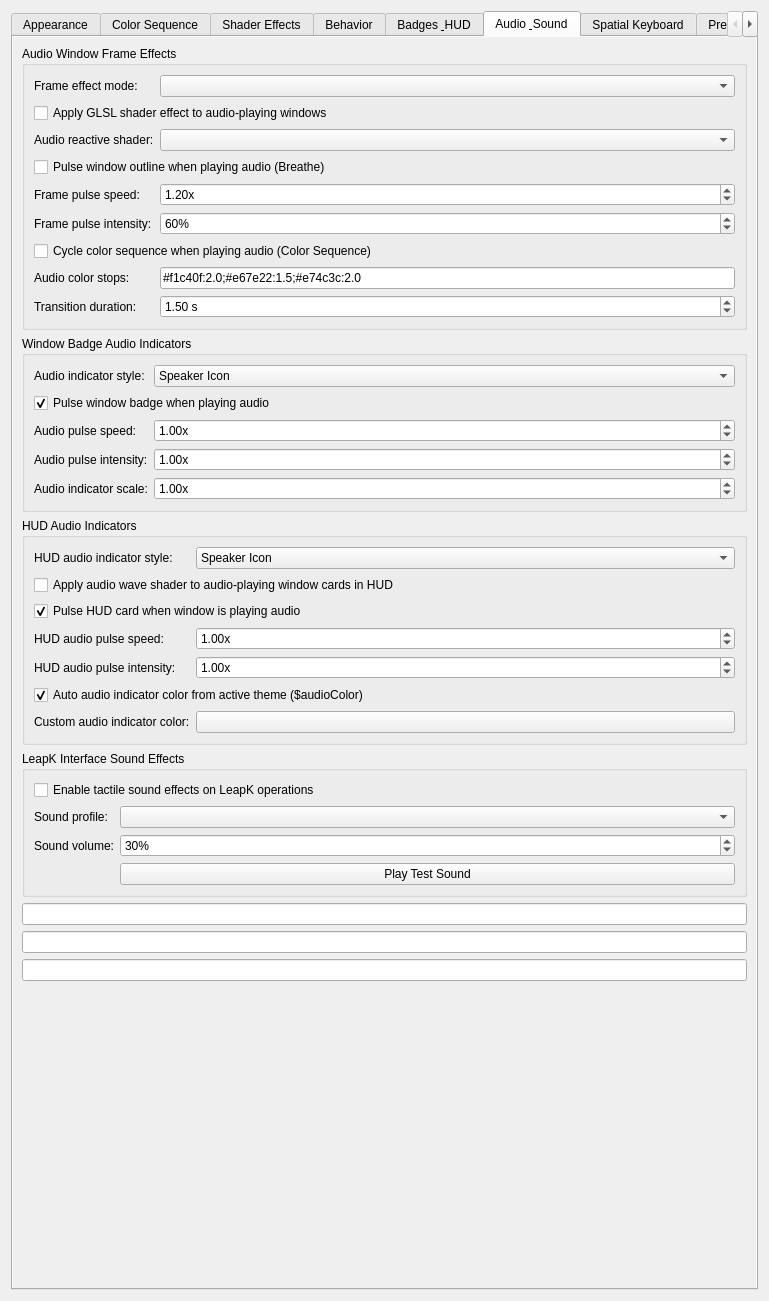
The window that leapk_config.ui (gmalinowski/LeapK) describes before a commit, drawn with Qt 5.
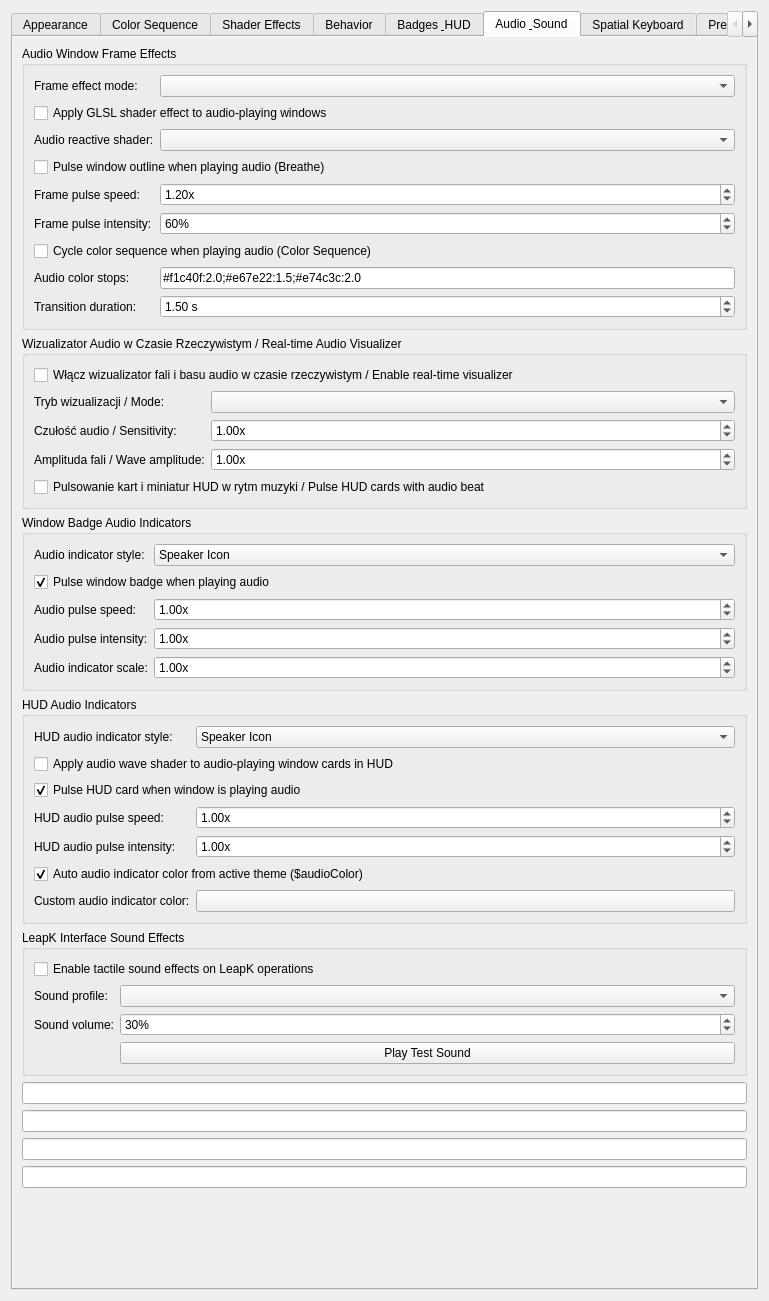
The same window after the commit. The open tabs and pages were chosen to show the change. Icons and pictures are not drawn. Custom widgets are drawn as their Qt base class.

Commit message: feat(audio): implement real-time audio visualizer for window frames & HUD dock

```diff
--- a/leapk_config.ui
+++ b/leapk_config.ui
@@ -3351,6 +3351,103 @@
             </widget>
            </item>
 
+           <!-- Group: Real-time Audio Visualizer -->
+           <item>
+            <widget class="QGroupBox" name="groupAudioVisualizer">
+             <property name="title">
+              <string>Wizualizator Audio w Czasie Rzeczywistym / Real-time Audio Visualizer</string>
+             </property>
+             <layout class="QFormLayout" name="formLayoutAudioVisualizer">
+              <item row="0" column="0" colspan="2">
+               <widget class="QCheckBox" name="kcfg_AudioVisualizerEnabled">
+                <property name="text">
+                 <string>Włącz wizualizator fali i basu audio w czasie rzeczywistym / Enable real-time visualizer</string>
+                </property>
+                <property name="toolTip">
+                 <string>Analizuje odtwarzany strumień audio w czasie rzeczywistym (PipeWire/PulseAudio) i animuje obwód okna oraz wskaźniki HUD.</string>
+                </property>
+               </widget>
+              </item>
+              <item row="1" column="0">
+               <widget class="QLabel" name="label_audioVisualizerMode">
+                <property name="text">
+                 <string>Tryb wizualizacji / Mode:</string>
+                </property>
+               </widget>
+              </item>
+              <item row="1" column="1">
+               <widget class="QComboBox" name="comboAudioVisualizerMode">
+                <property name="toolTip">
+                 <string>Wybierz tryb wizualizacji audio (oscyloskop fali, uderzenia basu, 16-pasmowy korektor, triad spektrum lub pełne kombo).</string>
+                </property>
+               </widget>
+              </item>
+              <item row="2" column="0">
+               <widget class="QLabel" name="label_audioVisualizerSensitivity">
+                <property name="text">
+                 <string>Czułość audio / Sensitivity:</string>
+                </property>
+               </widget>
+              </item>
+              <item row="2" column="1">
+               <widget class="QDoubleSpinBox" name="kcfg_AudioVisualizerSensitivity">
+                <property name="minimum">
+                 <double>0.1</double>
+                </property>
+                <property name="maximum">
+                 <double>5.0</double>
+                </property>
+                <property name="singleStep">
+                 <double>0.1</double>
+                </property>
+                <property name="value">
+                 <double>1.0</double>
+                </property>
+                <property name="suffix">
+                 <string>x</string>
+                </property>
+               </widget>
+              </item>
+              <item row="3" column="0">
+               <widget class="QLabel" name="label_audioVisualizerWaveformAmplitude">
+                <property name="text">
+                 <string>Amplituda fali / Wave amplitude:</string>
+                </property>
+               </widget>
+              </item>
+              <item row="3" column="1">
+               <widget class="QDoubleSpinBox" name="kcfg_AudioVisualizerWaveformAmplitude">
+                <property name="minimum">
+                 <double>0.1</double>
+                </property>
+                <property name="maximum">
+                 <double>3.0</double>
+                </property>
+                <property name="singleStep">
+                 <double>0.1</double>
+                </property>
+                <property name="value">
+                 <double>1.0</double>
+                </property>
+                <property name="suffix">
+                 <string>x</string>
+                </property>
+               </widget>
+              </item>
+              <item row="4" column="0" colspan="2">
+               <widget class="QCheckBox" name="kcfg_AudioVisualizerHudPulse">
+                <property name="text">
+                 <string>Pulsowanie kart i miniatur HUD w rytm muzyki / Pulse HUD cards with audio beat</string>
+                </property>
+                <property name="toolTip">
+                 <string>Karty okien odtwarzających audio w HUD pulsują w rytm wykrywanego basu.</string>
+                </property>
+               </widget>
+              </item>
+             </layout>
+            </widget>
+           </item>
+
            <!-- Group 2: Window Badge Audio Indicators -->
            <item>
             <widget class="QGroupBox" name="group_AudioWindowIndicator">
@@ -3728,6 +3825,13 @@
              </property>
             </widget>
            </item>
+           <item>
+            <widget class="QLineEdit" name="kcfg_AudioVisualizerMode">
+             <property name="visible">
+              <bool>false</bool>
+             </property>
+            </widget>
+           </item>
            <item>
             <widget class="QLineEdit" name="kcfg_AudioWindowFrameShaderMode">
              <property name="visible">
```
The commit also changes 15 other files.
